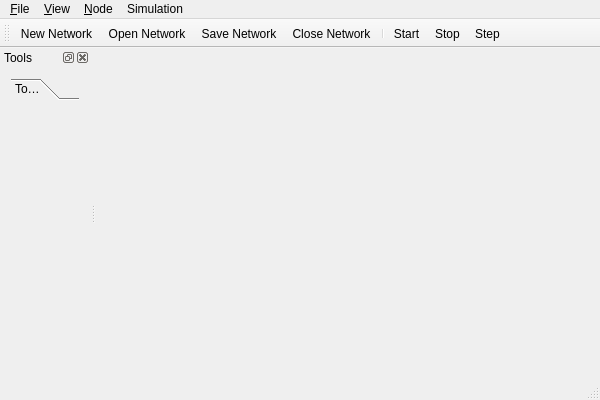
This is src/neurolab/mainwindow.ui in chalcolith/neurolab as Qt 5 draws it before an edit. The edited form follows.
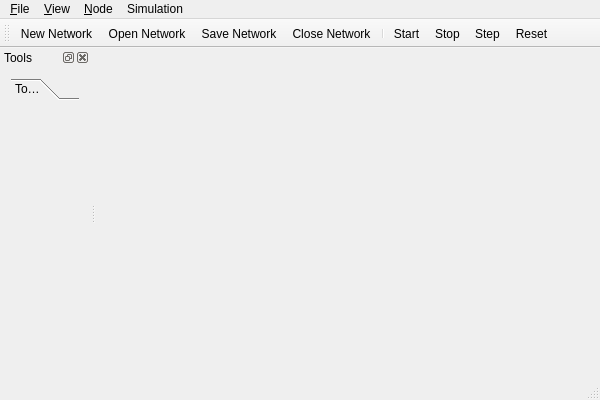
This is the edited form.

Patch:
```diff
--- a/src/neurolab/mainwindow.ui
+++ b/src/neurolab/mainwindow.ui
@@ -83,6 +83,7 @@
    <addaction name="actionStart"/>
    <addaction name="actionStop"/>
    <addaction name="actionStep"/>
+   <addaction name="actionReset"/>
   </widget>
   <widget class="QStatusBar" name="statusBar"/>
   <widget class="QDockWidget" name="sidebarDockWidget">
@@ -232,6 +233,11 @@
     <string>Toggle Frozen</string>
    </property>
   </action>
+  <action name="actionReset">
+   <property name="text">
+    <string>Reset</string>
+   </property>
+  </action>
  </widget>
  <layoutdefault spacing="6" margin="11"/>
  <resources/>
```
Left out of the diff: 7 changed lines with no effect on the pictures.
